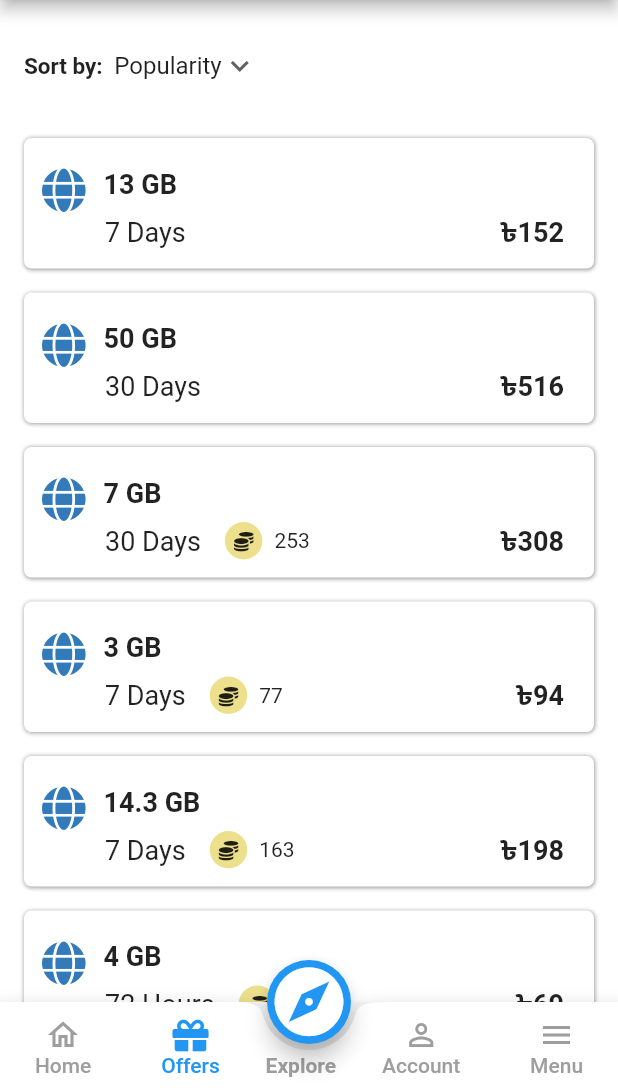
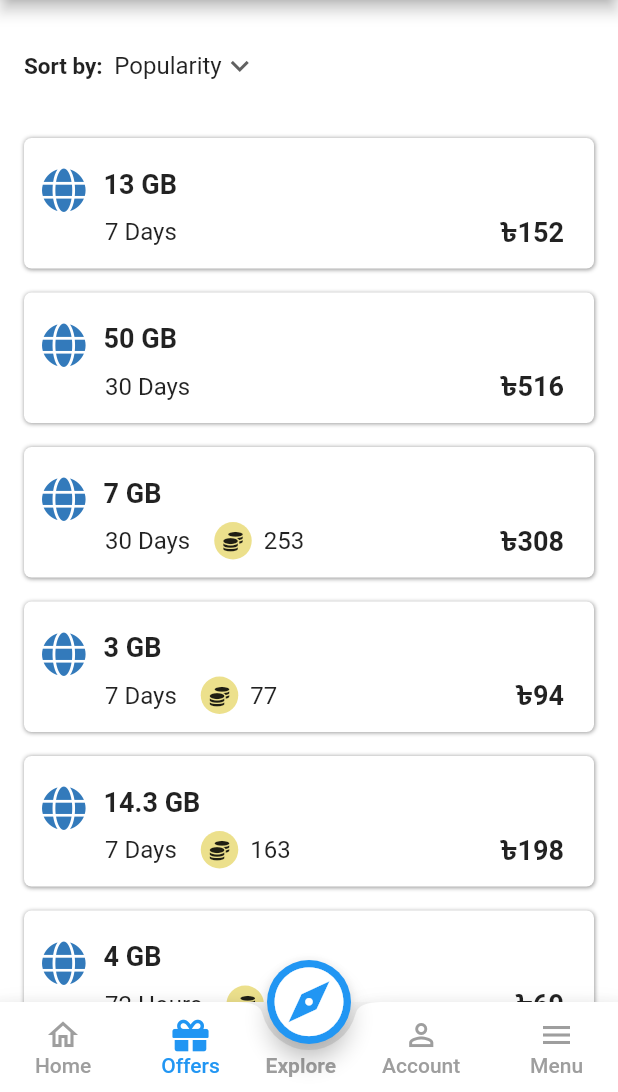
Before and after one commit to mdkamrulislam-web/my_gp_app_remake, a Flutter app: the screen it shows after launch, item 2 of the bottom bar chosen, on a phone screen of 412 x 824 dp, the part 144-1236 px from its top. Run offline on Flutter 3.47's test engine with Material 2 defaults, Android fonts, the phone set to English and light mode, and no system bars; our stand-ins replace font_awesome_flutter.

Commit message:
8th Commit - 13th October 2021

```diff
--- a/lib/offerpage/internet/internetoffercards.dart
+++ b/lib/offerpage/internet/internetoffercards.dart
@@ -85,14 +85,19 @@ class GPInternetOfferCards extends StatelessWidget {
                             Text(
                               '$day',
                               style: const TextStyle(
-                                fontSize: 18,
+                                fontSize: 16,
                               ),
                             ),
                             Padding(
                               padding: EdgeInsets.only(left: 16.0, right: 8.0),
                               child: coinChecker(),
                             ),
-                            Text(coinVerifier().toString()),
+                            Text(
+                              coinVerifier().toString(),
+                              style: const TextStyle(
+                                fontSize: 16,
+                              ),
+                            ),
                           ],
                         ),
                         Row(
```
